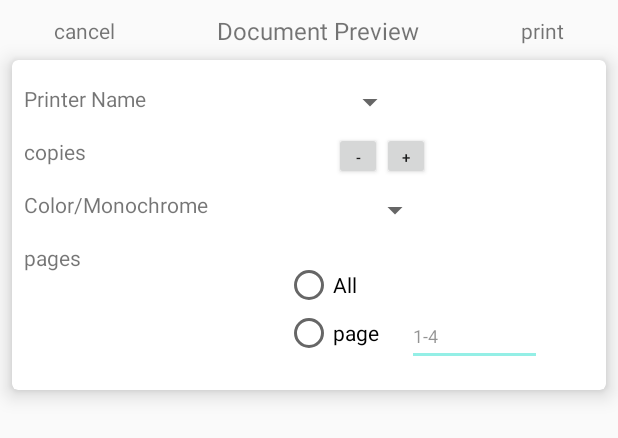
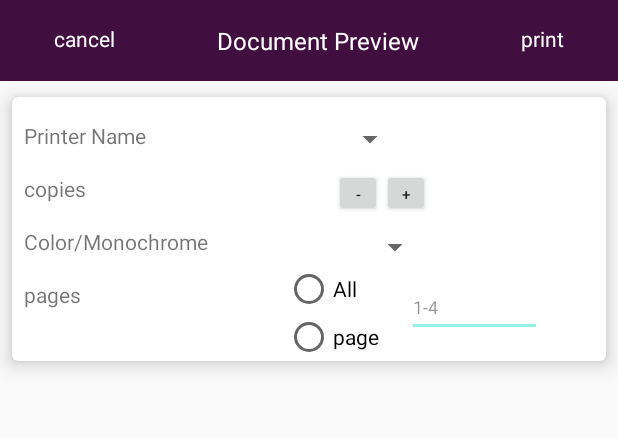
Before and after one commit to vaibhavnerleiristechsys/CustomePrintService, an Android app: the layout activity_print_preview.xml on its own in the app's theme, with its tools: preview values and no code run, on a phone screen of 412 x 824 dp. Shown: the top 438 px of the screen. Run offline under Robolectric (Android 15) with nearby library versions, the phone set to English and light mode, and no system bars.

Commit message:
adding toolbar for print preview

```diff
--- a/app/src/main/java/com/example/customeprintservice/print/PrintPreview.java
+++ b/app/src/main/java/com/example/customeprintservice/print/PrintPreview.java
@@ -111,7 +111,7 @@ public class PrintPreview extends AppCompatActivity {
         copies.setText(copyNo);
         context=this;
         list.clear();
-
+        getSupportActionBar().hide();
 
         EditText pagesCount=(EditText) findViewById(R.id.pagesCount);
         RadioButton radioBtnForPage =(RadioButton) findViewById(R.id.rb_page);
--- a/app/src/main/res/layout/activity_print_preview.xml
+++ b/app/src/main/res/layout/activity_print_preview.xml
@@ -6,15 +6,26 @@
     android:layout_height="match_parent"
     tools:context=".print.PrintPreview">
 
+    <androidx.appcompat.widget.Toolbar
+        android:id="@+id/toolbar"
+        android:layout_width="match_parent"
+        android:layout_height="54dp"
+        android:background="@color/colorPrimary"
+        android:minHeight="?attr/actionBarSize"
+        app:layout_constraintEnd_toEndOf="parent"
+        app:layout_constraintStart_toStartOf="parent"
+        app:layout_constraintTop_toTopOf="parent"
+        tools:ignore="MissingConstraints"></androidx.appcompat.widget.Toolbar>
+
+
     <TextView
         android:id="@+id/cancel"
         android:layout_width="wrap_content"
         android:layout_height="wrap_content"
-        android:layout_marginTop="8dp"
-        android:layout_marginBottom="8dp"
+        android:layout_marginTop="16dp"
         android:text="cancel"
+        android:textColor="#FFFFFF"
         android:textSize="14dp"
-        app:layout_constraintBottom_toTopOf="@+id/printDetails"
         app:layout_constraintEnd_toStartOf="@+id/documentPreview"
         app:layout_constraintHorizontal_bias="0.0"
         app:layout_constraintStart_toStartOf="parent"
@@ -25,12 +36,11 @@
         android:layout_width="wrap_content"
         android:layout_height="wrap_content"
         android:layout_marginStart="32dp"
-        android:layout_marginTop="8dp"
+        android:layout_marginTop="16dp"
         android:layout_marginEnd="32dp"
-        android:layout_marginBottom="8dp"
         android:text="Document Preview"
+        android:textColor="#FFFFFF"
         android:textSize="16dp"
-        app:layout_constraintBottom_toTopOf="@+id/printDetails"
         app:layout_constraintEnd_toStartOf="@+id/print"
         app:layout_constraintHorizontal_bias="1.0"
         app:layout_constraintStart_toEndOf="@+id/cancel"
@@ -40,9 +50,10 @@
         android:id="@+id/print"
         android:layout_width="wrap_content"
         android:layout_height="wrap_content"
+        android:layout_marginTop="16dp"
         android:text="print"
+        android:textColor="#FFFFFF"
         android:textSize="14dp"
-        app:layout_constraintBottom_toTopOf="@+id/printDetails"
         app:layout_constraintEnd_toEndOf="parent"
         app:layout_constraintStart_toEndOf="@+id/documentPreview"
         app:layout_constraintTop_toTopOf="parent" />
@@ -50,10 +61,8 @@
     <androidx.cardview.widget.CardView
         android:id="@+id/printDetails"
         android:layout_width="match_parent"
-        android:layout_height="220dp"
-        android:layout_margin="8dp"
+        android:layout_height="wrap_content"
         android:layout_marginStart="8dp"
-        android:layout_marginTop="16dp"
         android:layout_marginEnd="8dp"
         android:layout_marginBottom="16dp"
         android:orientation="vertical"
@@ -62,7 +71,9 @@
         app:layout_constraintBottom_toTopOf="@+id/recyclerView"
         app:layout_constraintEnd_toEndOf="parent"
         app:layout_constraintStart_toStartOf="parent"
-        app:layout_constraintTop_toTopOf="parent">
+        app:layout_constraintTop_toBottomOf="@+id/toolbar"
+        app:layout_constraintVertical_bias="0.19999999">
+
         <androidx.constraintlayout.widget.ConstraintLayout
             android:layout_width="match_parent"
             android:layout_height="match_parent">
```
